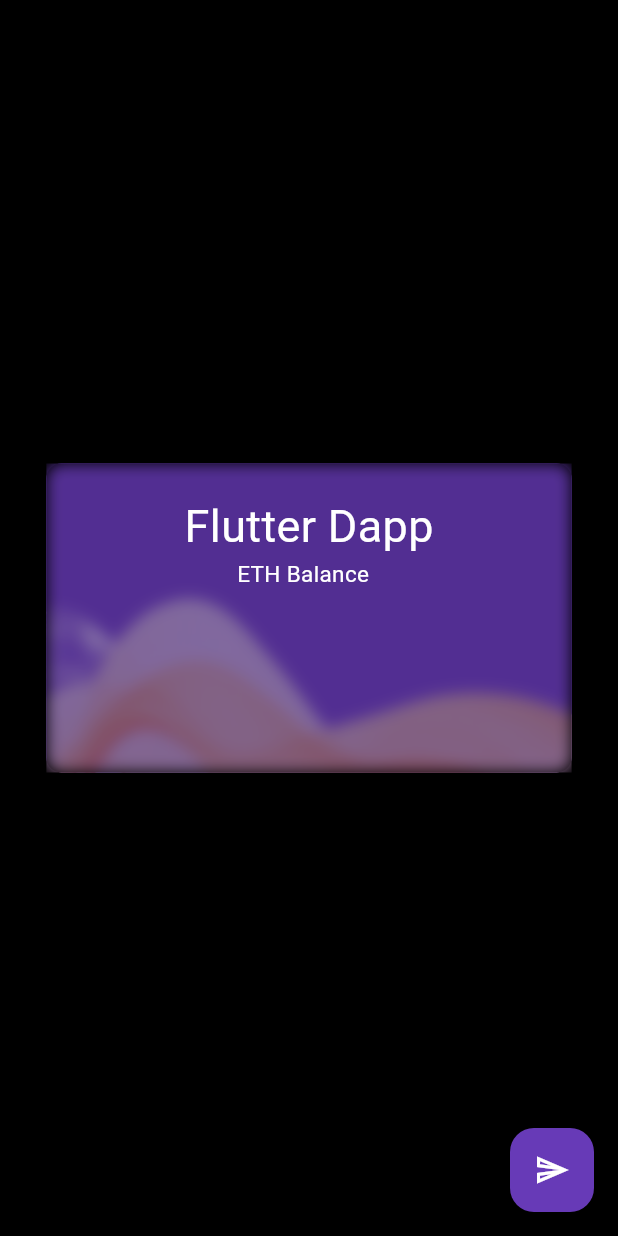
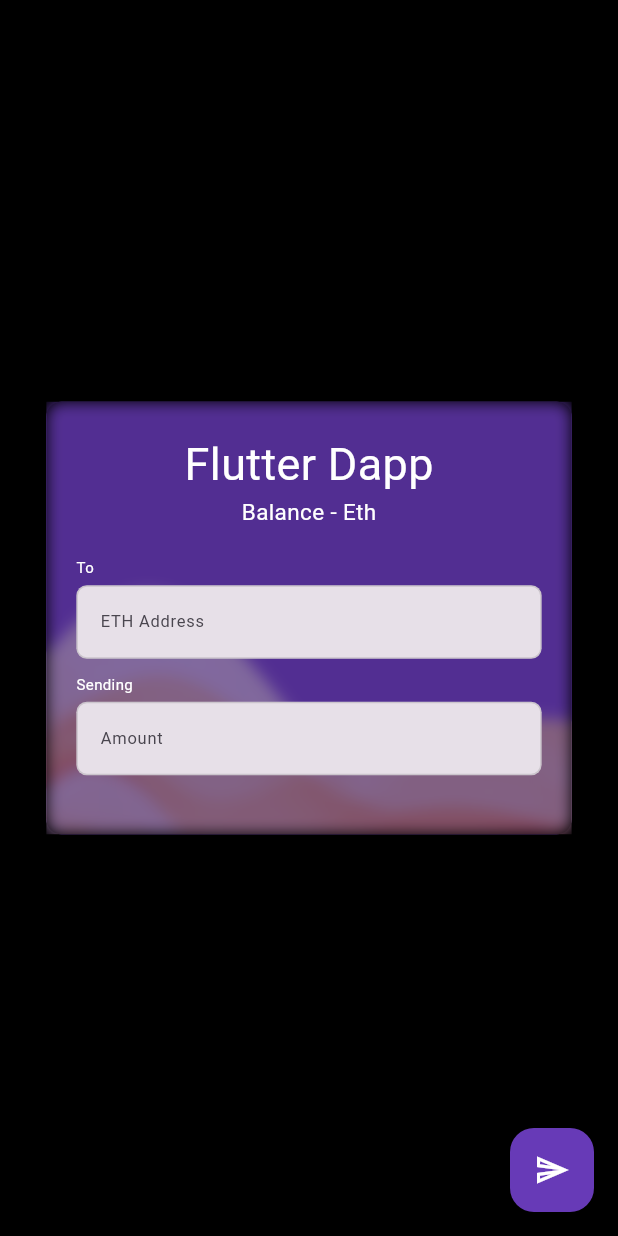
Before and after one commit to SidneyEmeka/voteDapp, a Flutter app: the screen it shows after launch, after a tap on the "send" icon, on a phone screen of 412 x 824 dp. Run offline on Flutter 3.47's test engine with Material 3 defaults, Android fonts, the phone set to English and light mode, and no system bars; our stand-ins replace confetti; missing offline and left inert: web3dart.

Commit message:
linear progresss

```diff
--- a/lib/balancecards.dart
+++ b/lib/balancecards.dart
@@ -10,7 +10,7 @@ class Balancecards extends StatelessWidget {
   Widget build(BuildContext context) {
     return Container(
         width: MediaQuery.of(context).size.width*0.85,
-        height: MediaQuery.of(context).size.height*0.25,
+        height: MediaQuery.of(context).size.height*0.35,
         decoration: BoxDecoration(
           color:thecolor,
             borderRadius: BorderRadius.circular(10),
--- a/lib/sendetherpage.dart
+++ b/lib/sendetherpage.dart
@@ -17,7 +17,6 @@ class Sendetherpage extends StatefulWidget {
 
 class _SendetherpageState extends State<Sendetherpage> {
   ///Confetti///
-  bool isPopping = false;
   final confettiController = ConfettiController();
 
   @override
@@ -26,12 +25,18 @@ class _SendetherpageState extends State<Sendetherpage> {
     super.dispose();
   }
 
+  ///Progress Indicator
+  bool isLoading = false;
+
 
   ///On-chain///
   dynamic userBalance;
   dynamic transhash;
 
-  Future<void> sendCrypto() async {
+  Future<void> sendCrypto(String recAddress, dynamic amount) async {
+    setState(() {
+      isLoading=true;
+    });
     String remoteProcedureCallUrl =
         "http://127.0.0.1:7545"; //Ganache remote server
     String webSocketUrl =
@@ -43,15 +48,14 @@ class _SendetherpageState extends State<Sendetherpage> {
             IOWebSocketChannel.connect(webSocketUrl).cast<String>());
 
     //User Details Extraction from  private key
-    String fromPrivateKey = "0xd55cd9a02afecd54975672ce0140cbfc3f7f55b6e8c63d84d96da23bd4ef8884";
+    String fromPrivateKey = "0x01c7f267b2c43570aca55f45b33434c32939074c56cf885f80c22eeeeb90d341";
     Credentials credentials = EthPrivateKey.fromHex(fromPrivateKey);
     EthereumAddress fromAddress = credentials.address;
-    EthereumAddress toAddress =
-        EthereumAddress.fromHex("0x5dE274CfDbd699B3d0F0Fe48E621a716fed63651");
-    EtherAmount amountToSend = EtherAmount.fromInt(EtherUnit.ether, 5);
+    EthereumAddress toAddress = EthereumAddress.fromHex(recAddress);
+    EtherAmount amountToSend = EtherAmount.fromInt(EtherUnit.ether, amount);
+
 
     //Send Ethereum
-
      myClient
          .sendTransaction(
          credentials,
@@ -67,13 +71,17 @@ class _SendetherpageState extends State<Sendetherpage> {
        setState(() {
          userBalance = newBalance
              .getValueInUnit(EtherUnit.ether); //parse and update balance to ui
-         transhash = txHash; //The returned transaction hash from the transaction
+         transhash = txHash;
+         isLoading=false;//The returned transaction hash from the transaction
          confettiController.play();
        });
      }); //always remember to add chain id
 
 
   }
+
+  TextEditingController receiverAddress = TextEditingController();
+  TextEditingController amountToSend = TextEditingController();
 
 
 
@@ -112,21 +120,110 @@ class _SendetherpageState extends State<Sendetherpage> {
                           mainAxisAlignment: MainAxisAlignment.start,
                           crossAxisAlignment: CrossAxisAlignment.center,
                           children: [
+                            Visibility(visible: isLoading,child: LinearProgressIndicator(color: Colors.white,borderRadius: BorderRadius.circular(10),backgroundColor: Colors.deepPurple,)),
                             const Text(
                               "Flutter Dapp",
                               style:
                                   TextStyle(fontSize: 30, color: Colors.white),
                             ),
                             Text(
-                              "ETH Balance ${userBalance ?? ""} ",
+                              "Balance ${userBalance ?? "-"} Eth",
                               style: const TextStyle(
                                   fontSize: 15, color: Colors.white),
                             ),
-                            const Spacer(),
+                            const Spacer(flex: 2,),
+                            //Address
+                            Container(
+                              child: Column(
+                                mainAxisAlignment: MainAxisAlignment.start,
+                                crossAxisAlignment: CrossAxisAlignment.start,
+                                mainAxisSize: MainAxisSize.min,
+                                children: [
+                                  const Text(
+                                    "To",
+                                    style:
+                                    TextStyle(fontSize: 10, color: Colors.white),
+                                  ),
+                                  const SizedBox(height: 5,),
+                                  TextFormField(
+                                    style: const TextStyle(fontSize: 11,color: Colors.black),
+                                    controller: receiverAddress,
+                                    cursorColor: Colors.deepPurple,
+                                    cursorHeight: 15,
+                                    decoration: InputDecoration(
+                                      filled: true,
+                                      hintText: "ETH Address",
+                                      focusedBorder: OutlineInputBorder(
+                                          borderRadius: BorderRadius.circular(7),
+                                          borderSide: const BorderSide(color: Colors.white)
+                                      ),
+                                      errorBorder: OutlineInputBorder(
+                                          borderRadius: BorderRadius.circular(7),
+                                          borderSide: const BorderSide(color:Colors.white)
+                                      ),
+                                      focusedErrorBorder: OutlineInputBorder(
+                                          borderRadius: BorderRadius.circular(7),
+                                          borderSide: const BorderSide(color: Colors.white)
+                                      ),
+                                      enabledBorder: OutlineInputBorder(
+                                          borderRadius: BorderRadius.circular(7),
+                                          borderSide: const BorderSide(color: Colors.black12,width: 1)
+                                      ),
+                                    ),
+
+                                  ),
+                                ],
+                              ),
+                            ),
+                            const Spacer(flex: 1,),
+                            //Amount
+                            Container(
+                              child: Column(
+                                mainAxisSize: MainAxisSize.min,
+                                mainAxisAlignment: MainAxisAlignment.start,
+                                crossAxisAlignment: CrossAxisAlignment.start,
+                                children: [
+                                  const Text(
+                                    "Sending",
+                                    style:
+                                    TextStyle(fontSize: 10, color: Colors.white),
+                                  ),
+                                  const SizedBox(height: 5,),
+                                  TextFormField(
+                                    style: const TextStyle(fontSize: 11,color: Colors.black),
+                                    controller: amountToSend,
+                                    cursorColor: Colors.deepPurple,
+                                    cursorHeight: 15,
+                                    decoration: InputDecoration(
+                                      filled: true,
+                                      hintText: "Amount",
+                                      focusedBorder: OutlineInputBorder(
+                                          borderRadius: BorderRadius.circular(7),
+                                          borderSide: const BorderSide(color: Colors.white)
+                                      ),
+                                      errorBorder: OutlineInputBorder(
+                                          borderRadius: BorderRadius.circular(7),
+                                          borderSide: const BorderSide(color:Colors.white)
+                                      ),
+                                      focusedErrorBorder: OutlineInputBorder(
+                                          borderRadius: BorderRadius.circular(7),
+                                          borderSide: const BorderSide(color: Colors.white)
+                                      ),
+                                      enabledBorder: OutlineInputBorder(
+                                          borderRadius: BorderRadius.circular(7),
+                                          borderSide: const BorderSide(color: Colors.black12,width: 1)
+                                      ),
+                                    ),
+
+                                  ),
+                                ],
+                              ),
+                            ),
+                            const Spacer(flex: 2,),
                             Visibility(
                               visible: transhash != null,
                               child: Text(
-                                "Transaction Hash $transhash",
+                                "Trx Hash: $transhash",
                                 style: const TextStyle(
                                     fontSize: 15, color: Colors.white),
                               ),
@@ -145,7 +242,9 @@ class _SendetherpageState extends State<Sendetherpage> {
       ),
       floatingActionButton: FloatingActionButton(
           backgroundColor: Colors.deepPurple,
-          onPressed: sendCrypto,
+          onPressed: (){
+            sendCrypto(receiverAddress.text.trim(),num.parse(amountToSend.text.trim()));
+          },
           child: const Icon(
             Icons.send_outlined,
             color: Colors.white,
```
